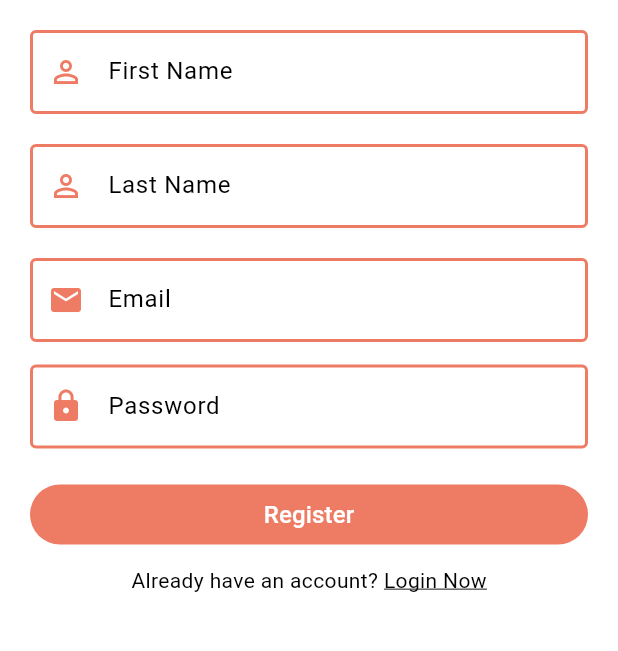
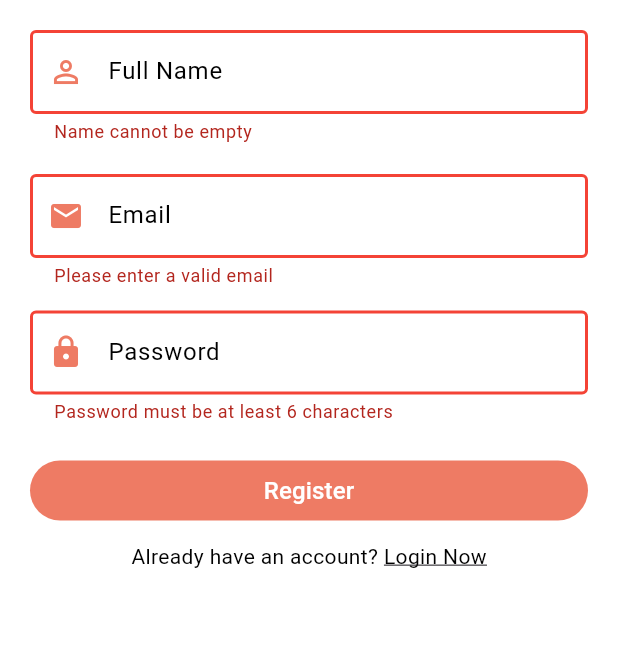
Before and after one commit to ECCooney/EnsembleApp, a Flutter app: the RegisterPage screen opened directly, after a tap on "Register", on a phone screen of 412 x 824 dp, the part 511-1162 px from its top. Run offline on Flutter 3.47's test engine with Material 3 defaults, Android fonts, the light colour scheme and no system bars; our stand-ins replace cloud_firestore, firebase_auth, firebase_core, shared_preferences; accounts and stored records are empty.

Commit message:
Firebase error handling - envied added to protect any keys

```diff
--- a/lib/pages/auth/register_page.dart
+++ b/lib/pages/auth/register_page.dart
@@ -1,7 +1,10 @@
+import 'package:ensemble/pages/home_page.dart';
+import 'package:ensemble/service/auth_service.dart';
 import 'package:flutter/gestures.dart';
 import 'package:flutter/material.dart';
 
 import 'package:ensemble/pages/auth/login_page.dart';
+import '../../helper/helper_function.dart';
 import '../../widgets/widgets.dart';
 
 class RegisterPage extends StatefulWidget {
@@ -12,12 +15,13 @@ class RegisterPage extends StatefulWidget {
 }
 
 class _RegisterPageState extends State<RegisterPage> {
+  bool _isLoading = false;
+  AuthService authService = AuthService();
   final formKey = GlobalKey<FormState>();
   String email = "";
   String password = "";
-  String firstName = "";
+  String fullName = "";
 
-  String lastName = "";
 
   @override
   Widget build(BuildContext context) {
@@ -25,7 +29,9 @@ class _RegisterPageState extends State<RegisterPage> {
         appBar: AppBar(
           backgroundColor: Theme.of(context).primaryColor,
         ),
-        body: SingleChildScrollView( //creates scroll bar if screen overflows
+        //if the body is still loading give progress indicator, else (:) generate the single child scroll view
+        body: _isLoading? Center(child: CircularProgressIndicator(color: Theme.of(context).primaryColor)) :
+        SingleChildScrollView( //creates scroll bar if screen overflows
           child: Padding(
             padding: const EdgeInsets.symmetric(horizontal: 20, vertical: 80),
             child: Form(
@@ -44,35 +50,14 @@ class _RegisterPageState extends State<RegisterPage> {
                     const SizedBox(height: 20),
                     TextFormField(
                       decoration: textInputDecoration.copyWith( //from widgets folder with added  behaviour
-                          labelText: "First Name",
+                          labelText: "Full Name",
                           prefixIcon: Icon(
                             Icons.perm_identity,
                             color: Theme.of(context).primaryColor,
                           )),
                       onChanged: (val){
                         setState((){
-                          firstName= val;
-                        });
-                      },
-                      validator: (val){
-                        if (val!.isNotEmpty) {
-                          return null;
-                        } else {
-                          return "Name cannot be empty";
-                        }
-                      },
-                    ),
-                    const SizedBox(height: 20),
-                    TextFormField(
-                      decoration: textInputDecoration.copyWith( //from widgets folder with added  behaviour
-                          labelText: "Last Name",
-                          prefixIcon: Icon(
-                            Icons.perm_identity,
-                            color: Theme.of(context).primaryColor,
-                          )),
-                      onChanged: (val){
-                        setState((){
-                          lastName= val;
+                          fullName= val;
                         });
                       },
                       validator: (val){
@@ -169,7 +154,29 @@ class _RegisterPageState extends State<RegisterPage> {
     );
   }
 
-  register(){
+  register() async{
+    if(formKey.currentState!.validate()) {
+      setState((){
+        _isLoading = true;
+      });
+      await authService
+          .registerUserWithEmailandPassword(fullName, email, password)
+          .then((value) async{
+        if(value == true){
+          //save shared pref state
+          await HelperFunctions.saveUserLoggedInStatus(true);
+          await HelperFunctions.saveUserEmailSF(email);
+          await HelperFunctions.saveUserNameSF(fullName);
+          nextScreenReplace(context, const HomePage());
+
+        } else{
+          showSnackBar(context, Colors.red, value);
+          setState((){
+            _isLoading = false;
+          });
+        }
+      });
+    }
 
   }
 }
--- /dev/null
+++ b/lib/service/auth_service.dart
@@ -0,0 +1,27 @@
+import 'package:ensemble/service/database_service.dart';
+import 'package:firebase_auth/firebase_auth.dart';
+
+class AuthService {
+  final FirebaseAuth firebaseAuth = FirebaseAuth.instance;
+
+  //login
+
+//registaer
+Future registerUserWithEmailandPassword (String fullName, String email, String password) async {
+  try {
+    User user = (await firebaseAuth.createUserWithEmailAndPassword(email: email, password: password))
+        .user!;
+    if (user != null){
+      //call database to update user data
+      await DatabaseService(uid: user.uid).updateUserData(fullName, email);
+      return true;
+    }
+
+
+  }
+  on FirebaseAuthException catch(e) {
+    return e.message;
+  }
+}
+//signout
+}
--- /dev/null
+++ b/lib/service/database_service.dart
@@ -0,0 +1,22 @@
+import 'package:cloud_firestore/cloud_firestore.dart';
+
+class DatabaseService{
+  final String? uid;
+  DatabaseService({this.uid});
+
+  //reference for collections
+final CollectionReference userCollection = FirebaseFirestore.instance.collection("users");
+
+final CollectionReference groupCollection = FirebaseFirestore.instance.collection("groups");
+  //updating the user data
+ Future updateUserData(String fullName, String email) async{
+   return await userCollection.doc(uid).set({
+     "fullName": fullName,
+     "email": email,
+     "profilePic": "",
+     "groups": [],
+     "uid": uid,
+   });
+
+ }
+}
--- a/lib/shared/constants.dart
+++ b/lib/shared/constants.dart
@@ -1,9 +1,10 @@
 import 'package:flutter/material.dart';
+import 'package:ensemble/env/env.dart';
 class Constants {
-  static String appId = "1:537569368518:web:a3fcfef8050de777a6bac7";
-  static String apiKey = "AIzaSyCZ686lYWvDoDWpcKrecDd3A48_1o7RevU";
-  static String messagingSenderId = "537569368518";
-  static String projectId = "ensemble-dbb5d";
+  static String appId = Env.appId;
+  static String apiKey = Env.apiKey;
+  static String messagingSenderId = Env.messagingSenderId;
+  static String projectId = Env.projectId;
   final primaryColor = const Color(0xFFee7b64);
 
 }
--- a/pubspec.yaml
+++ b/pubspec.yaml
@@ -39,6 +39,7 @@ dependencies:
   cloud_firestore: ^4.14.0
   firebase_auth: ^4.16.0
   shared_preferences: ^2.2.2 #used for storing logged in state of the user
+  envied: ^0.3.0
 
 dev_dependencies:
   flutter_test:
@@ -50,6 +51,8 @@ dev_dependencies:
   # package. See that file for information about deactivating specific lint
   # rules and activating additional ones.
   flutter_lints: ^2.0.0
+  build_runner: ^2.4.8
+  envied_generator: ^0.3.0
 
 # For information on the generic Dart part of this file, see the
 # following page: https://dart.dev/tools/pub/pubspec
```
Also changed, not shown: lib/helper/helper_function.dart (+15 -1 lines), lib/widgets/widgets.dart (+12 -0 lines), pubspec.lock, 1 other file.
